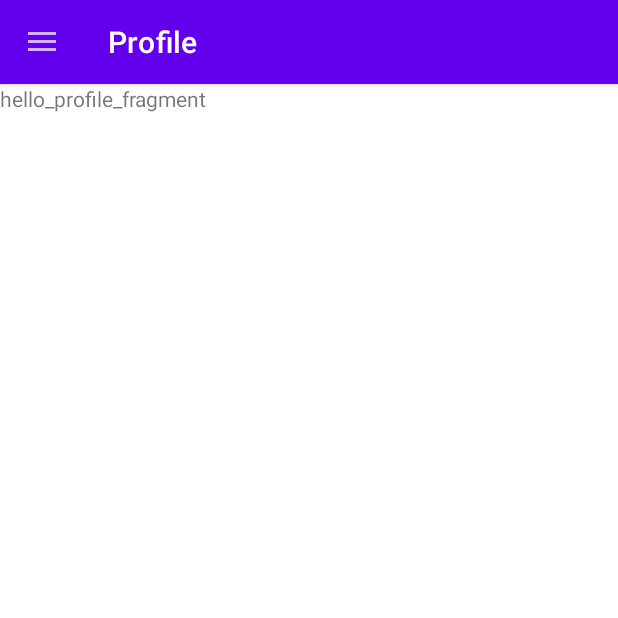
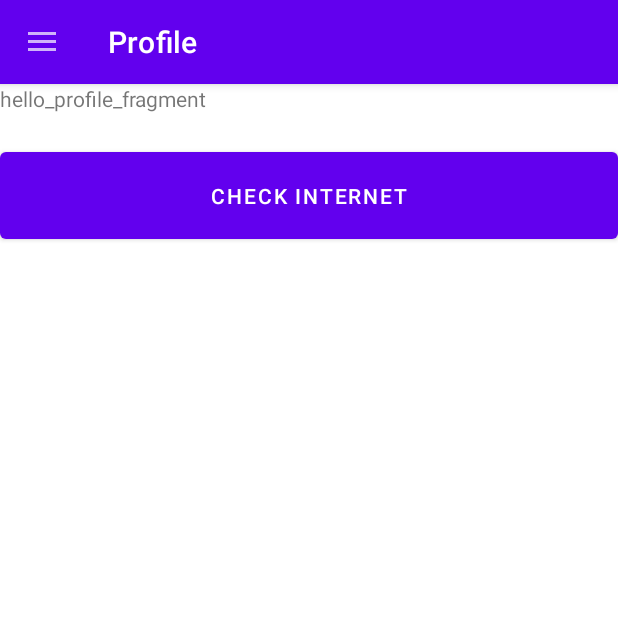
Before and after one commit to CodeJugad/Library, an Android app: the screen it shows after launch (MainActivity), in the side drawer, after a tap on "Profile", on a phone screen of 412 x 824 dp, the top half of it. Run offline under Robolectric (Android 15) with nearby library versions, the phone set to English and light mode, and no system bars.

Commit message:
checking internet connection by button

```diff
--- a/app/src/main/AndroidManifest.xml
+++ b/app/src/main/AndroidManifest.xml
@@ -1,6 +1,9 @@
 <?xml version="1.0" encoding="utf-8"?>
 <manifest xmlns:android="http://schemas.android.com/apk/res/android"
     package="com.example.library">
+
+    <uses-permission android:name="android.permission.INTERNET"/>
+    <uses-permission android:name="android.permission.ACCESS_NETWORK_STATE"/>
 
     <application
         android:allowBackup="true"
--- a/app/src/main/res/layout/fragment_profile.xml
+++ b/app/src/main/res/layout/fragment_profile.xml
@@ -1,5 +1,5 @@
 <?xml version="1.0" encoding="utf-8"?>
-<FrameLayout xmlns:android="http://schemas.android.com/apk/res/android"
+<RelativeLayout xmlns:android="http://schemas.android.com/apk/res/android"
     xmlns:tools="http://schemas.android.com/tools"
     android:layout_width="match_parent"
     android:layout_height="match_parent"
@@ -7,8 +7,17 @@
 
     <!-- TODO: Update blank fragment layout -->
     <TextView
+        android:id="@+id/txtProfile"
         android:layout_width="match_parent"
-        android:layout_height="match_parent"
+        android:layout_height="wrap_content"
         android:text="hello_profile_fragment" />
 
-</FrameLayout>
+    <Button
+        android:id="@+id/btnCheckInternet"
+        android:layout_width="match_parent"
+        android:layout_height="70dp"
+        android:layout_below="@+id/txtProfile"
+        android:layout_marginTop="20dp"
+        android:text="Check Internet" />
+
+</RelativeLayout>
```
Also changed, not shown: app/src/main/java/com/example/library/fragment/ProfileFragment.kt (+37 -0 lines), app/src/main/java/com/example/library/util/ConnectionManger.kt (added, +19 -0 lines).
